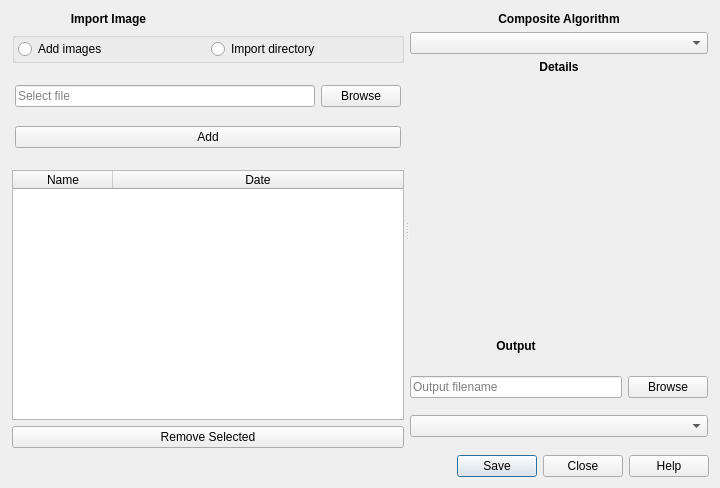
Qt form image_compositor/ui/ui_main_compositor.ui (ceholden/image_compositor) before a commit.
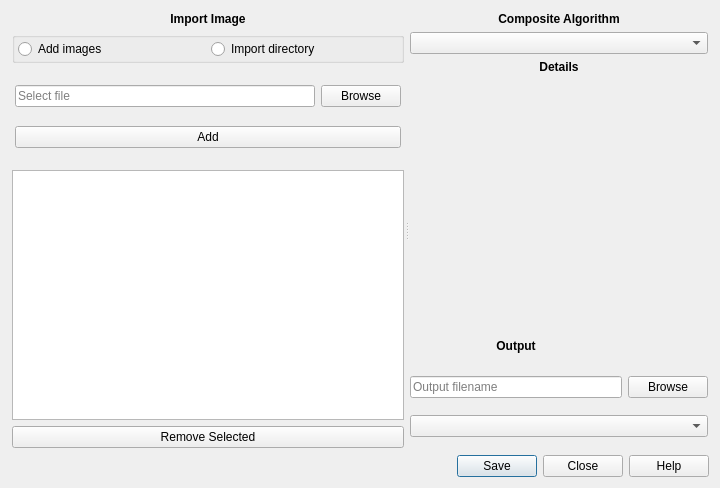
The same form after that commit. The open tabs and pages were chosen to show the change.

Commit message: Update to UI to remove initial table headers

```diff
--- a/image_compositor/ui/ui_main_compositor.ui
+++ b/image_compositor/ui/ui_main_compositor.ui
@@ -168,13 +168,6 @@
          </layout>
         </widget>
        </item>
-       <item row="0" column="0">
-        <widget class="QLabel" name="label_4">
-         <property name="text">
-          <string>&lt;html&gt;&lt;head/&gt;&lt;body&gt;&lt;p align=&quot;center&quot;&gt;&lt;span style=&quot; font-weight:600;&quot;&gt;Import Image&lt;/span&gt;&lt;/p&gt;&lt;/body&gt;&lt;/html&gt;</string>
-         </property>
-        </widget>
-       </item>
        <item row="2" column="0" colspan="2">
         <widget class="QTableWidget" name="table_images">
          <property name="minimumSize">
@@ -184,24 +177,8 @@
           </size>
          </property>
          <attribute name="horizontalHeaderStretchLastSection">
-          <bool>true</bool>
+          <bool>false</bool>
          </attribute>
-         <column>
-          <property name="text">
-           <string>Name</string>
-          </property>
-          <property name="textAlignment">
-           <set>AlignHCenter|AlignVCenter|AlignCenter</set>
-          </property>
-         </column>
-         <column>
-          <property name="text">
-           <string>Date</string>
-          </property>
-          <property name="textAlignment">
-           <set>AlignHCenter|AlignVCenter|AlignCenter</set>
-          </property>
-         </column>
         </widget>
        </item>
        <item row="3" column="0" colspan="2">
@@ -211,6 +188,13 @@
          </property>
         </widget>
        </item>
+       <item row="0" column="0" colspan="2">
+        <widget class="QLabel" name="label_4">
+         <property name="text">
+          <string>&lt;html&gt;&lt;head/&gt;&lt;body&gt;&lt;p align=&quot;center&quot;&gt;&lt;span style=&quot; font-weight:600;&quot;&gt;Import Image&lt;/span&gt;&lt;/p&gt;&lt;/body&gt;&lt;/html&gt;</string>
+         </property>
+        </widget>
+       </item>
       </layout>
      </widget>
      <widget class="QWidget" name="widget_right" native="true">
```
Left out of the diff: 8 changed lines with no effect on the pictures.
